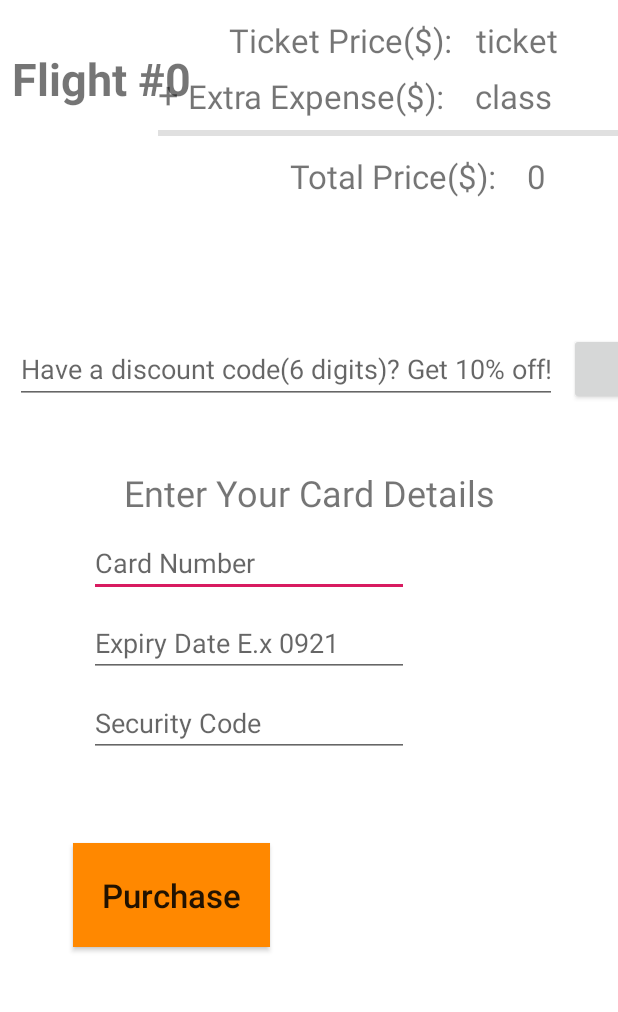
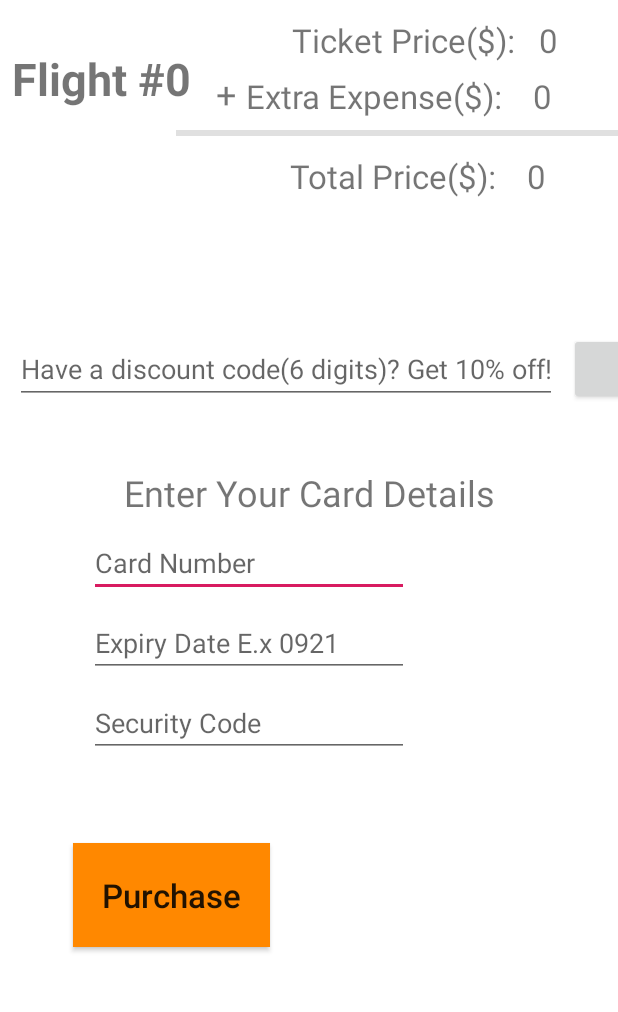
Before and after one commit to AaronVX/BackSpace, an Android app: the BookReview screen opened directly, with no data from a screen before it, after a tap on "0 $", on a phone screen of 412 x 824 dp, the part 126-1138 px from its top. Run offline under Robolectric (Android 15) with nearby library versions, the phone set to English and light mode, and no system bars; 24 statements that could not run were skipped.

Commit message:
update purchaseTicket class

```diff
--- a/app/src/main/java/com/group8/backspace/presentation/PurchaseTicket/BookReview.java
+++ b/app/src/main/java/com/group8/backspace/presentation/PurchaseTicket/BookReview.java
@@ -164,8 +164,10 @@ public class BookReview extends AppCompatActivity{
 
                 Intent next = new Intent(BookReview.this, PurchaseTicket.class);
                 next.putExtra("FLIGHT_NUM", flightNum);
+
                 next.putExtra("Total_Price", price);
-
+                next.putExtra("Ticket_Price",prices.calculateFuelPrice());
+                next.putExtra("Extra",prices.calculateClassPrice()+prices.calculatePrepaidPrice());
                 startActivity(next);
 
             }
--- a/app/src/main/java/com/group8/backspace/presentation/PurchaseTicket/PurchaseTicket.java
+++ b/app/src/main/java/com/group8/backspace/presentation/PurchaseTicket/PurchaseTicket.java
@@ -33,8 +33,8 @@ public class PurchaseTicket extends AppCompatActivity {
         flightNum.setText(flightTitle);
 
         //calculate total price
-//        TextView fuelPrice = (TextView) findViewById(R.id.ticketPrice);
-//        TextView classPrice = (TextView) findViewById(R.id.classPrice);
+        TextView fuelPrice = (TextView) findViewById(R.id.ticketPrice);
+        TextView extraPrice = (TextView) findViewById(R.id.classPrice);
         TextView totalPrice = (TextView) findViewById(R.id.totalPrice);
 //
 //        AccessFlights flightAccessor =  new AccessFlights(Services.getFlightPersistence());
@@ -47,8 +47,12 @@ public class PurchaseTicket extends AppCompatActivity {
 //        final int totalP = total.getTotalPrice();
 
         int totalP = getIntent().getIntExtra("Total_Price", 0);
+        int ticket = getIntent().getIntExtra("Ticket_Price", 0);
+        int extra = getIntent().getIntExtra("Extra", 0);
+
         totalPrice.setText(Integer.toString(totalP));
-
+        fuelPrice.setText(Integer.toString(ticket));
+        extraPrice.setText(Integer.toString(extra));
         Button checkCode = (Button) findViewById(R.id.btn_code);
         checkCode.setOnClickListener(new View.OnClickListener() {
             @Override
```
